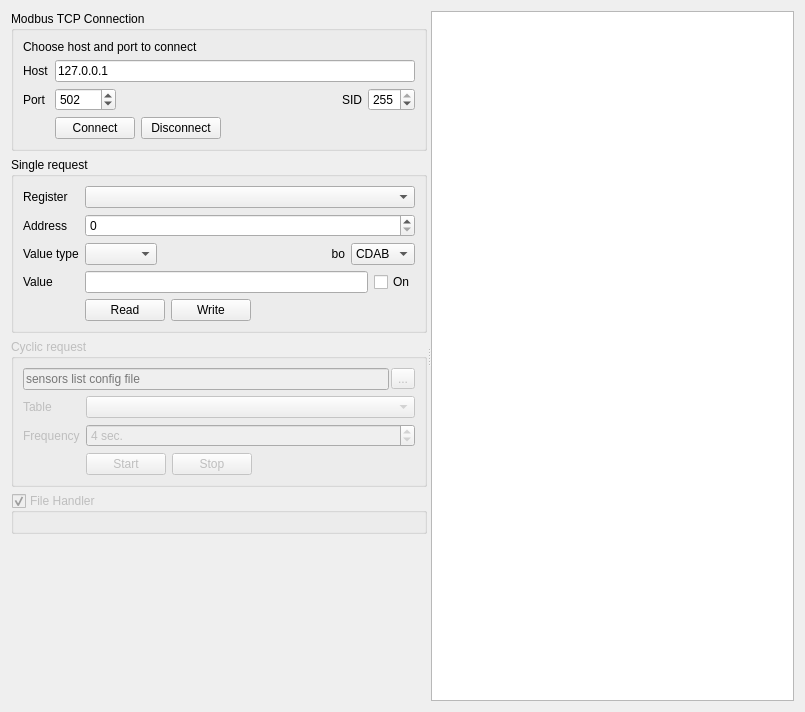
Qt form PortListener/modbustcpclient.ui (khomchenkovaa/PortListener) before a commit.
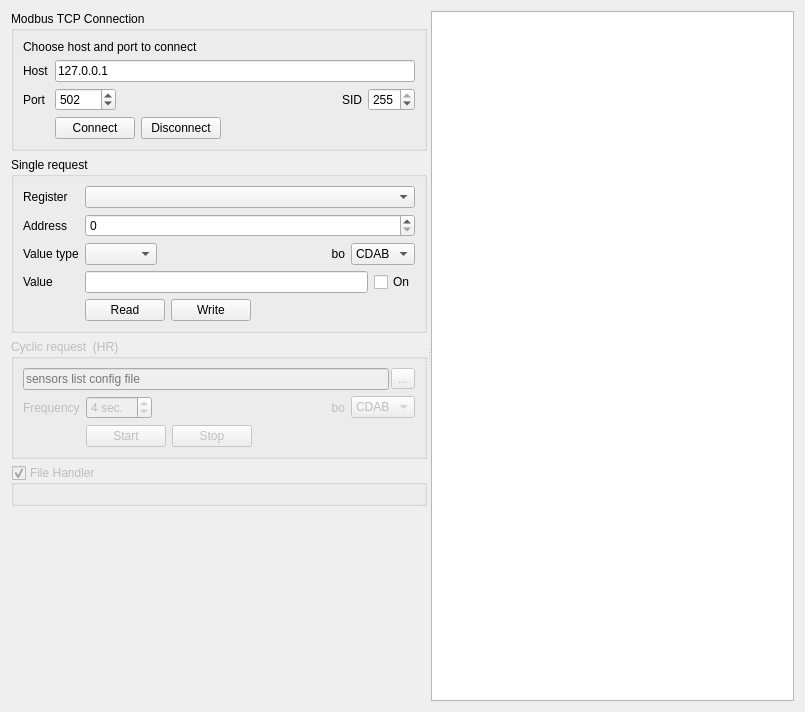
The same form after that commit.

Commit message: [ADD] byte order to Modbus Cyclic Request

Patch:
```diff
--- a/PortListener/modbustcpclient.ui
+++ b/PortListener/modbustcpclient.ui
@@ -280,7 +280,7 @@
           <bool>false</bool>
          </property>
          <property name="title">
-          <string>Cyclic request</string>
+          <string>Cyclic request  (HR)</string>
          </property>
          <layout class="QFormLayout" name="formLayout_2">
           <item row="0" column="0" colspan="2">
@@ -305,23 +305,15 @@
            </layout>
           </item>
           <item row="1" column="0">
-           <widget class="QLabel" name="lblTable">
-            <property name="text">
-             <string>Table</string>
-            </property>
-           </widget>
-          </item>
-          <item row="1" column="1">
-           <widget class="QComboBox" name="cmbTable"/>
-          </item>
-          <item row="2" column="0">
            <widget class="QLabel" name="lblFrequency">
             <property name="text">
              <string>Frequency</string>
             </property>
            </widget>
           </item>
-          <item row="2" column="1">
+          <item row="1" column="1">
+           <layout class="QHBoxLayout" name="horizontalLayout_8">
+            <item>
            <widget class="QSpinBox" name="spinFrequency">
             <property name="suffix">
              <string> sec.</string>
@@ -337,7 +329,52 @@
             </property>
            </widget>
           </item>
-          <item row="3" column="1">
+            <item>
+             <widget class="QLabel" name="lblCRByteOrder">
+              <property name="sizePolicy">
+               <sizepolicy hsizetype="Expanding" vsizetype="Preferred">
+                <horstretch>0</horstretch>
+                <verstretch>0</verstretch>
+               </sizepolicy>
+              </property>
+              <property name="text">
+               <string>bo</string>
+              </property>
+              <property name="alignment">
+               <set>Qt::AlignRight|Qt::AlignTrailing|Qt::AlignVCenter</set>
+              </property>
+             </widget>
+            </item>
+            <item>
+             <widget class="QComboBox" name="cmbCRByteOrder">
+              <property name="currentIndex">
+               <number>3</number>
+              </property>
+              <item>
+               <property name="text">
+                <string>ABCD</string>
+               </property>
+              </item>
+              <item>
+               <property name="text">
+                <string>DCBA</string>
+               </property>
+              </item>
+              <item>
+               <property name="text">
+                <string>BADC</string>
+               </property>
+              </item>
+              <item>
+               <property name="text">
+                <string>CDAB</string>
+               </property>
+              </item>
+             </widget>
+            </item>
+           </layout>
+          </item>
+          <item row="2" column="1">
            <layout class="QHBoxLayout" name="horizontalLayout_4">
             <item>
              <widget class="QPushButton" name="btnStart">
```
Lines whose indentation alone changed are shown as unchanged. The commit also changes 3 other files.
